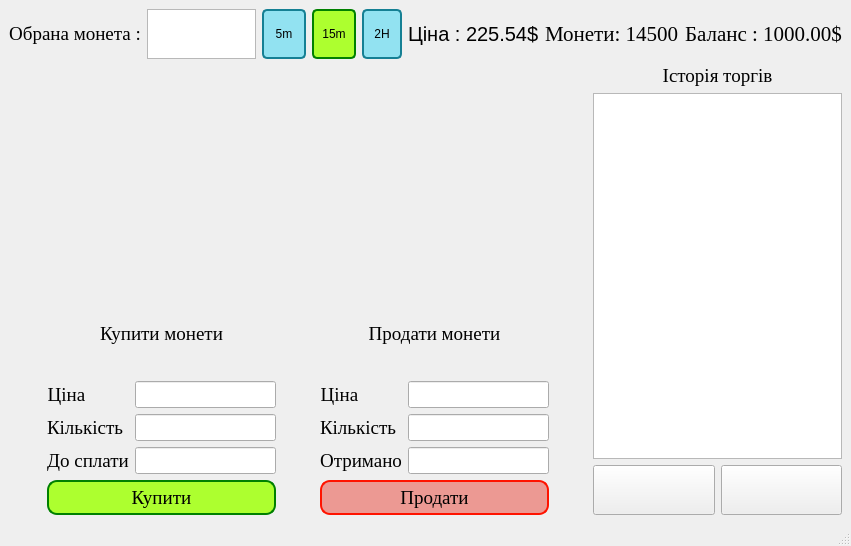
The window that window/tradewindow.ui (Bohdan17-bit/Trading-Platform) describes before a commit, drawn with Qt 5.
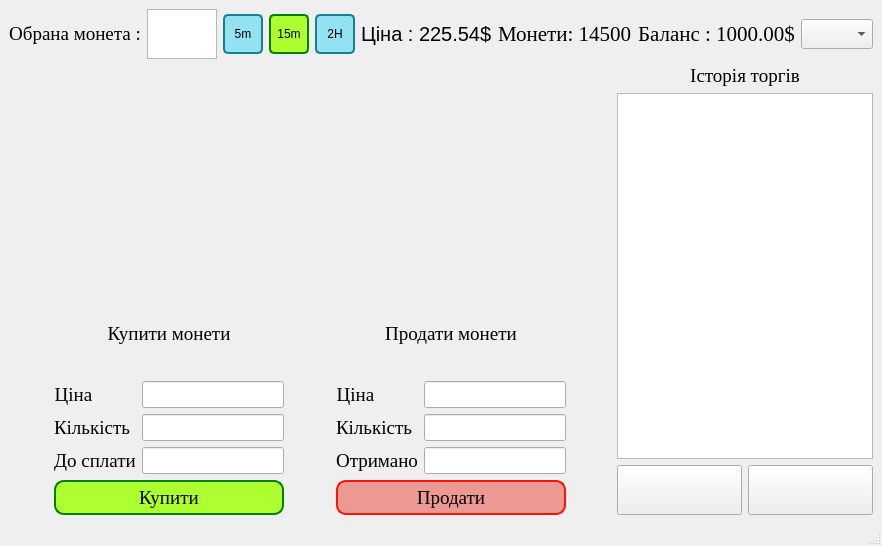
The same window after the commit. Icons and pictures are not drawn.

```diff
--- a/window/tradewindow.ui
+++ b/window/tradewindow.ui
@@ -524,7 +524,7 @@
             </property>
             <property name="sizeHint" stdset="0">
              <size>
-              <width>30</width>
+              <width>20</width>
               <height>20</height>
              </size>
             </property>
@@ -540,8 +540,8 @@
             </property>
             <property name="maximumSize">
              <size>
-              <width>16777215</width>
-              <height>50</height>
+              <width>40</width>
+              <height>40</height>
              </size>
             </property>
             <property name="styleSheet">
@@ -568,8 +568,8 @@
             </property>
             <property name="maximumSize">
              <size>
-              <width>16777215</width>
-              <height>50</height>
+              <width>40</width>
+              <height>40</height>
              </size>
             </property>
             <property name="styleSheet">
@@ -602,8 +602,8 @@
             </property>
             <property name="maximumSize">
              <size>
-              <width>16777215</width>
-              <height>50</height>
+              <width>40</width>
+              <height>40</height>
              </size>
             </property>
             <property name="styleSheet">
@@ -630,7 +630,7 @@
             </property>
             <property name="sizeHint" stdset="0">
              <size>
-              <width>25</width>
+              <width>20</width>
               <height>20</height>
              </size>
             </property>
@@ -739,6 +739,32 @@
             </property>
            </widget>
           </item>
+          <item>
+           <spacer name="horizontalSpacer_10">
+            <property name="orientation">
+             <enum>Qt::Horizontal</enum>
+            </property>
+            <property name="sizeHint" stdset="0">
+             <size>
+              <width>20</width>
+              <height>20</height>
+             </size>
+            </property>
+           </spacer>
+          </item>
+          <item>
+           <widget class="QComboBox" name="comboBox">
+            <property name="minimumSize">
+             <size>
+              <width>0</width>
+              <height>30</height>
+             </size>
+            </property>
+            <property name="styleSheet">
+             <string notr="true"/>
+            </property>
+           </widget>
+          </item>
           <item>
            <spacer name="horizontalSpacer_4">
             <property name="orientation">
```
Left out of the diff: 16 changed lines with no effect on the pictures.
